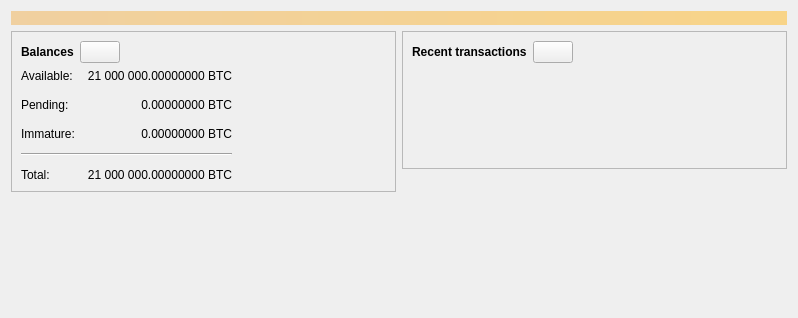
This is src/qt/forms/overviewpage.ui in B3-Coin/B3-CoinV2 as Qt 5 draws it before an edit. The edited form follows.
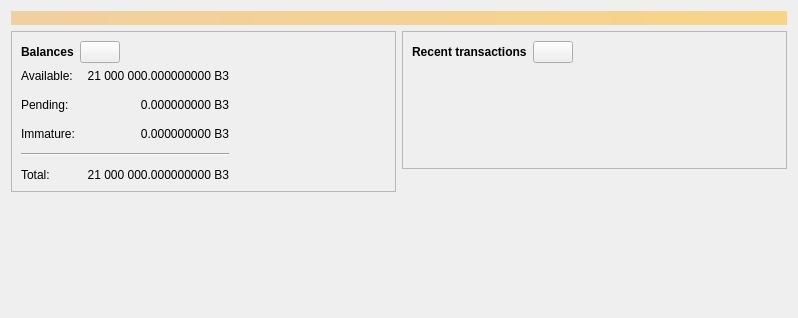
This is the edited form. Icons and pictures are not drawn. Custom widgets are drawn as their Qt base class.

Patch:
```diff
--- a/src/qt/forms/overviewpage.ui
+++ b/src/qt/forms/overviewpage.ui
@@ -120,7 +120,7 @@
                <string>Total of transactions that have yet to be confirmed, and do not yet count toward the spendable balance</string>
               </property>
               <property name="text">
-               <string notr="true">0.00000000 BTC</string>
+               <string notr="true">0.000000000 B3</string>
               </property>
               <property name="alignment">
                <set>Qt::AlignRight|Qt::AlignTrailing|Qt::AlignVCenter</set>
@@ -153,7 +153,7 @@
                <string>Mined balance that has not yet matured</string>
               </property>
               <property name="text">
-               <string notr="true">0.00000000 BTC</string>
+               <string notr="true">0.000000000 B3</string>
               </property>
               <property name="alignment">
                <set>Qt::AlignRight|Qt::AlignTrailing|Qt::AlignVCenter</set>
@@ -192,7 +192,7 @@
                <string>Your current total balance</string>
               </property>
               <property name="text">
-               <string notr="true">21 000 000.00000000 BTC</string>
+               <string notr="true">21 000 000.000000000 B3</string>
               </property>
               <property name="alignment">
                <set>Qt::AlignRight|Qt::AlignTrailing|Qt::AlignVCenter</set>
@@ -218,7 +218,7 @@
                <string>Your current spendable balance</string>
               </property>
               <property name="text">
-               <string notr="true">21 000 000.00000000 BTC</string>
+               <string notr="true">21 000 000.000000000 B3</string>
               </property>
               <property name="alignment">
                <set>Qt::AlignRight|Qt::AlignTrailing|Qt::AlignVCenter</set>
```
Left out of the diff: 4 changed lines with no effect on the pictures.
